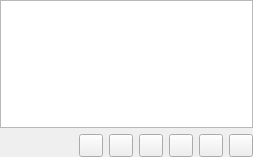
Before: the Qt Designer form gui/streamspage.ui in polpo/cantata-mac, drawn with Qt 5.
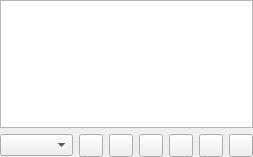
After: the same form once the commit is applied. Custom widgets are drawn as their Qt base class.

Commit message: Add genre filtering to streams pages.

Patch:
```diff
--- a/gui/streamspage.ui
+++ b/gui/streamspage.ui
@@ -21,17 +21,7 @@
     <widget class="ItemView" name="view"/>
    </item>
    <item row="1" column="0">
-    <spacer name="horizontalSpacer">
-     <property name="orientation">
-      <enum>Qt::Horizontal</enum>
-     </property>
-     <property name="sizeHint" stdset="0">
-      <size>
-       <width>130</width>
-       <height>20</height>
-      </size>
-     </property>
-    </spacer>
+    <widget class="QComboBox" name="genreCombo"/>
    </item>
    <item row="1" column="1">
     <widget class="QToolButton" name="importStreams"/>
```
The commit also changes 10 other files.
